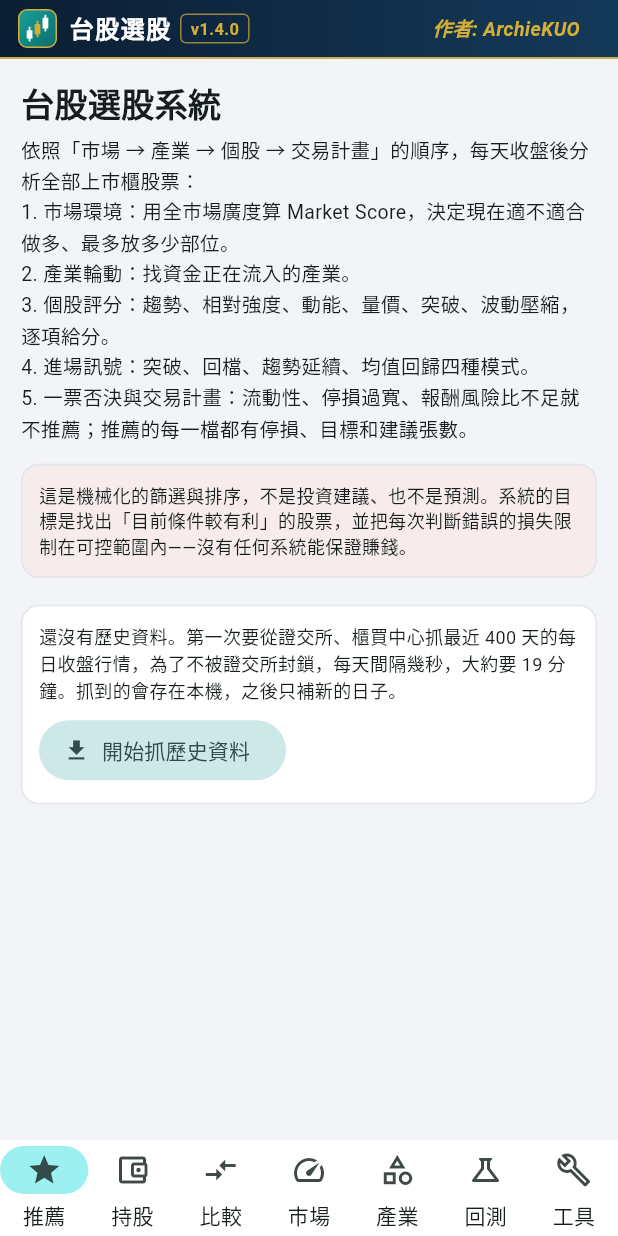
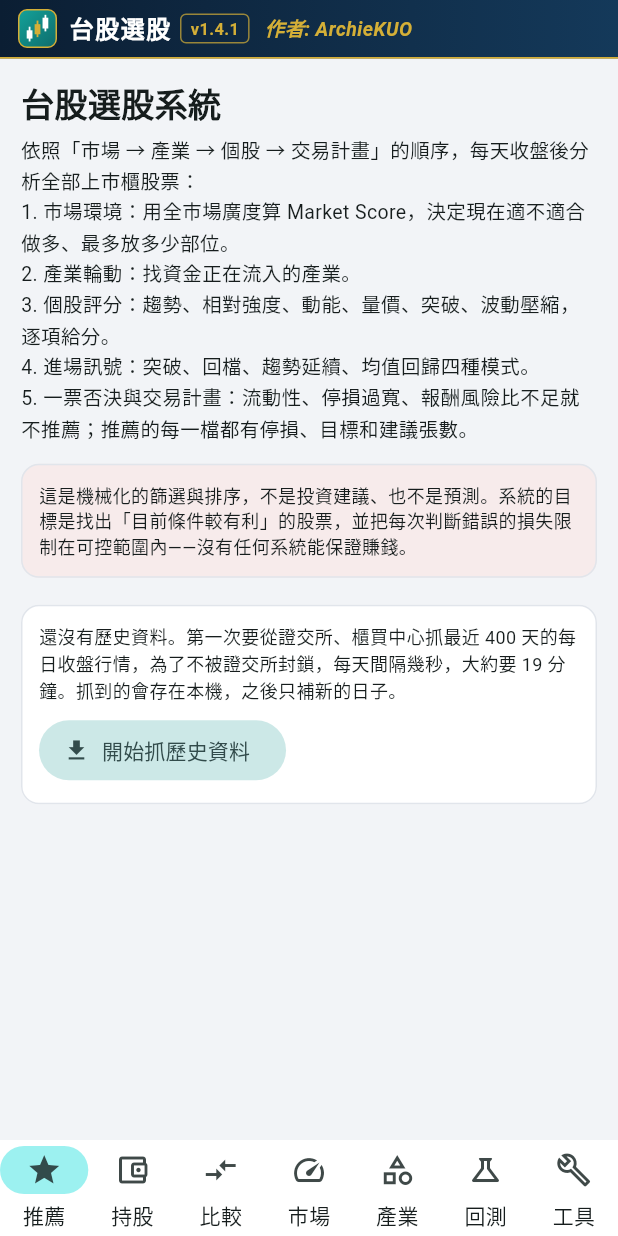
Before and after one commit to nmymdf/stock_screener, a Flutter app: the screen it shows after launch, on a phone screen of 412 x 824 dp. Run offline on Flutter 3.47's test engine with Material 3 defaults, Android fonts, the phone set to English and light mode, and no system bars.

Commit message:
v1.4.1：字體大小放大整個 App，作者移到版本旁
- 修正：抬頭的 A−／A＋ 原本只放大抬頭本身——下面的頁面又從外層重讀了
  原始設定，被蓋回原本大小。改成放大後的設定直接傳到每一頁
- 測試改成檢查頁面內容的字真的變大（舊程式會失敗）
- 「作者: ArchieKUO」移到左邊、緊接在版本號後面

Co-Authored-By: Claude Opus 5.5 <noreply@anthropic.com>
Claude-Session: https://claude.ai/code/session_01NaqvESpprM6aNaSJ9FX5UU

```diff
--- a/app/lib/app_build_info.dart
+++ b/app/lib/app_build_info.dart
@@ -1,3 +1,3 @@
 /// App 目前的版本號，編譯時就直接寫死進去（跟 stock_acc 一樣的做法），
 /// 每次要出新版本，手動把這個數字往上加一，跟 pubspec.yaml 的 version 保持一致。
-const String kAppVersion = 'v1.4.0';
+const String kAppVersion = 'v1.4.1';
--- a/app/lib/main.dart
+++ b/app/lib/main.dart
@@ -40,17 +40,15 @@ class StockScreenerApp extends StatelessWidget {
             builder: (context, child) {
               final mq = MediaQuery.of(context);
               final scale = fontScale ?? autoFontScale(mq.size.width);
+              // 放大後的設定要一路傳到下面的每一頁（不能再從外層的 context 重讀，否則會被蓋回原本的大小）
+              final scaled = mq.copyWith(textScaler: TextScaler.linear(scale));
               return MediaQuery(
-                data: mq.copyWith(textScaler: TextScaler.linear(scale)),
+                data: scaled,
                 child: Column(
                   children: [
                     const AppBanner(),
                     Expanded(
-                      child: MediaQuery.removePadding(
-                        context: context,
-                        removeTop: true,
-                        child: child ?? const SizedBox(),
-                      ),
+                      child: MediaQuery(data: scaled.removePadding(removeTop: true), child: child ?? const SizedBox()),
                     ),
                   ],
                 ),
--- a/app/lib/ui/widgets/app_banner.dart
+++ b/app/lib/ui/widgets/app_banner.dart
@@ -1,5 +1,5 @@
-/// 每個畫面最上面的抬頭（像看盤軟體的頂端列）：標誌、版本、加權指數、
-/// 市場分數、資料日期與自動更新狀態、字體大小、深淺色切換、作者。
+/// 每個畫面最上面的抬頭（像看盤軟體的頂端列）：標誌、版本、作者、加權指數、
+/// 市場分數、資料日期與自動更新狀態、字體大小（整個 App）、深淺色切換。
 ///
 /// 這一列放在 Navigator 之上（MaterialApp.builder），所以不能用 Tooltip、
 /// 選單這類需要 Overlay 的元件。
@@ -66,15 +66,16 @@ class AppBanner extends StatelessWidget {
                     style: TextStyle(fontSize: 11, color: gold, fontWeight: FontWeight.w700),
                   ),
                 ),
+                const SizedBox(width: 10),
+                if (w >= 760) author else Flexible(child: author),
                 if (w >= kWideBreakpoint) ...[const SizedBox(width: 18), Expanded(child: _Ticker(store: store))],
-                if (w < kWideBreakpoint) const Spacer(),
+                if (w >= 760 && w < kWideBreakpoint) const Spacer(),
                 if (w >= 760) ...[
+                  const SizedBox(width: 10),
                   _FontControl(store: store, width: w),
                   const SizedBox(width: 6),
                   _ThemeToggle(store: store),
                 ],
-                const SizedBox(width: 10),
-                if (w >= 760) author else Flexible(child: author),
               ],
             ),
           ),
--- a/app/pubspec.yaml
+++ b/app/pubspec.yaml
@@ -16,7 +16,7 @@ publish_to: 'none' # Remove this line if you wish to publish to pub.dev
 # https://developer.apple.com/library/archive/documentation/General/Reference/InfoPlistKeyReference/Articles/CoreFoundationKeys.html
 # In Windows, build-name is used as the major, minor, and patch parts
 # of the product and file versions while build-number is used as the build suffix.
-version: 1.4.0+5
+version: 1.4.1+6
 
 environment:
   sdk: ^3.13.4
```
Also changed, not shown: 2 other files.
